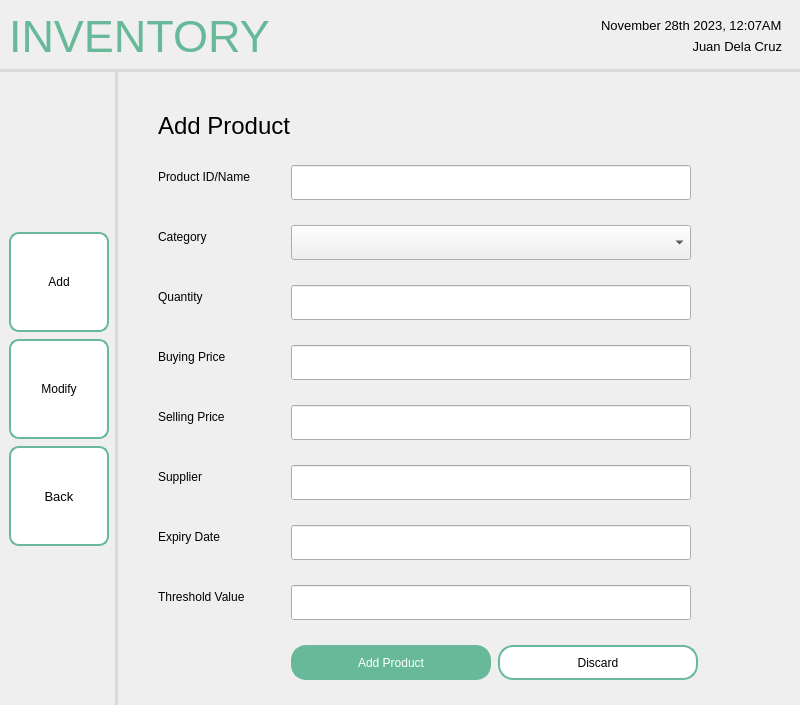
This is screens/ui/admin_ui/admin_inventory/inventoryAddProduct.ui in sehae/POS-with-Inventory-System as Qt 5 draws it before an edit. The edited form follows.
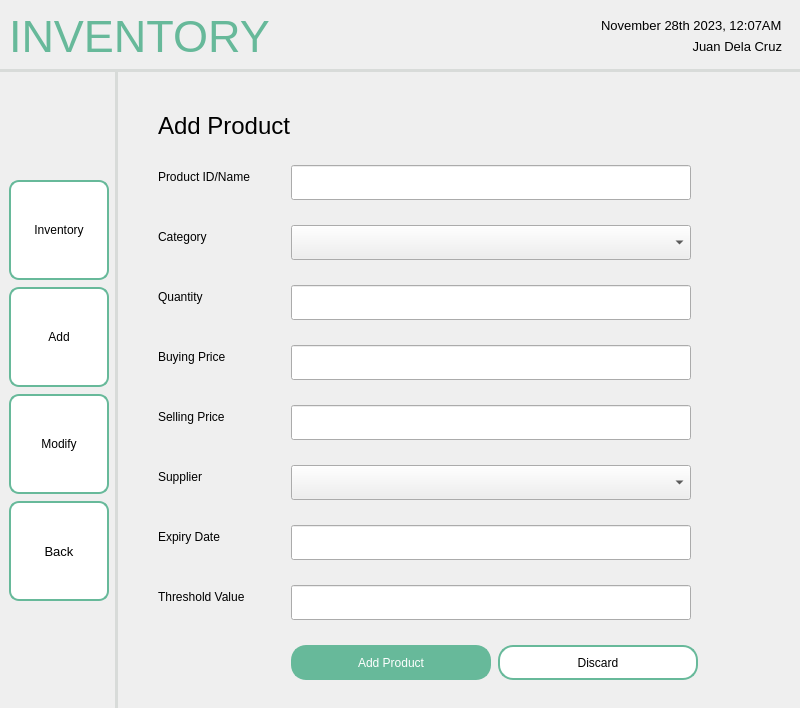
This is the edited form. Icons and pictures are not drawn.

Commit message: Inventory Module

Diff of the .ui file:
```diff
--- a/screens/ui/admin_ui/admin_inventory/inventoryAddProduct.ui
+++ b/screens/ui/admin_ui/admin_inventory/inventoryAddProduct.ui
@@ -7,7 +7,7 @@
     <x>0</x>
     <y>0</y>
     <width>800</width>
-    <height>600</height>
+    <height>708</height>
    </rect>
   </property>
   <property name="windowTitle">
@@ -88,6 +88,43 @@
             </property>
            </spacer>
           </item>
+          <item>
+           <widget class="QPushButton" name="pushButton_11">
+            <property name="minimumSize">
+             <size>
+              <width>100</width>
+              <height>100</height>
+             </size>
+            </property>
+            <property name="maximumSize">
+             <size>
+              <width>100</width>
+              <height>100</height>
+             </size>
+            </property>
+            <property name="styleSheet">
+             <string notr="true">QPushButton {
+    background-color: white;
+    border: 2px solid #67B99A;
+    color: black;
+    padding: 8px 16px;
+    border-radius: 10px;
+}
+
+QPushButton:hover {
+    border: 2px solid #4D926D;
+}
+
+QPushButton:pressed {
+	background-color: #F0F0F0;
+	border: 2px solid #265C42;
+}</string>
+            </property>
+            <property name="text">
+             <string>Inventory</string>
+            </property>
+           </widget>
+          </item>
           <item>
            <widget class="QPushButton" name="pushButton_2">
             <property name="minimumSize">
@@ -632,7 +669,7 @@
                  </widget>
                 </item>
                 <item row="6" column="1">
-                 <widget class="QLineEdit" name="lineEdit">
+                 <widget class="QComboBox" name="comboBox_2">
                   <property name="minimumSize">
                    <size>
                     <width>400</width>
```
Left out of the diff: 294 changed lines with no effect on the pictures. The commit also changes 82 other files.
